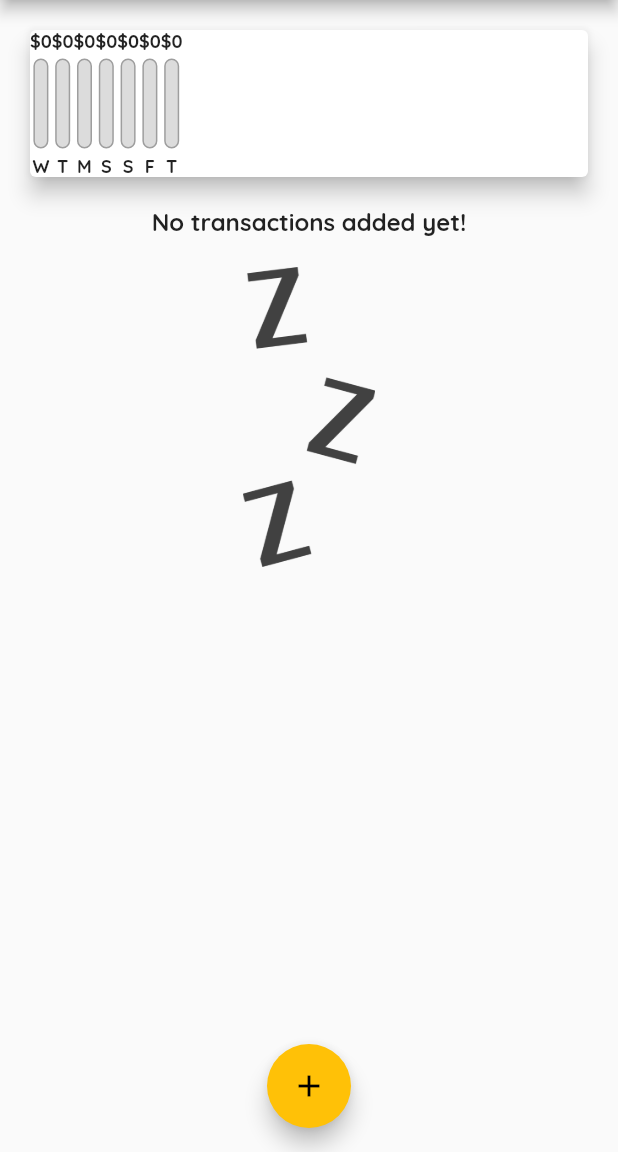
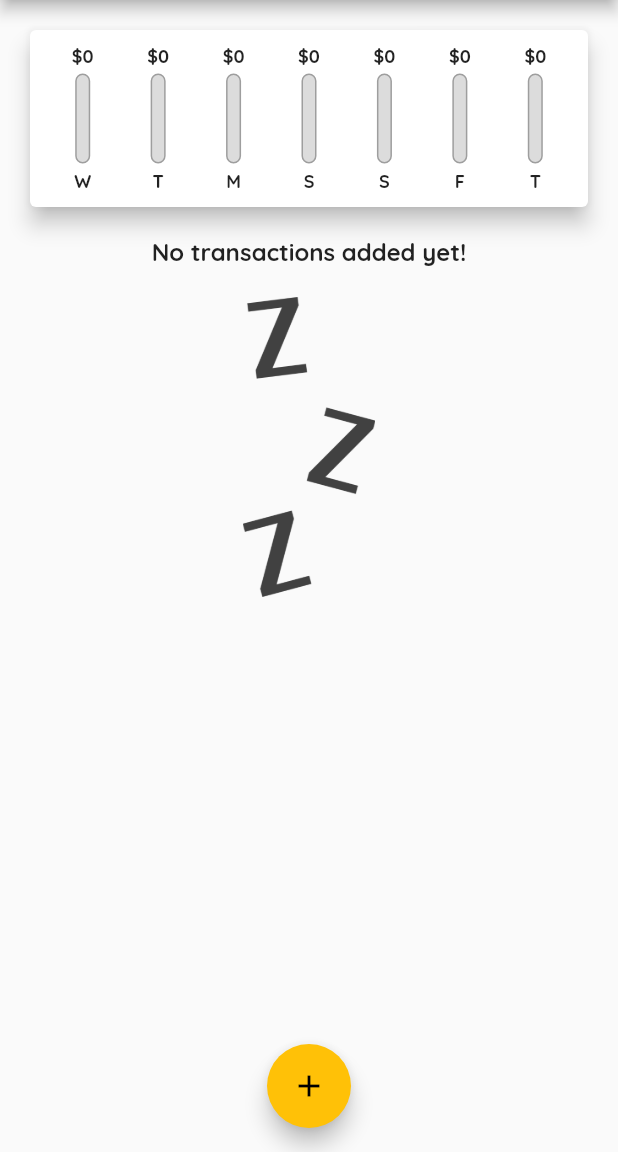
Before and after one commit to clshu/flutter_personal_expenses, a Flutter app: the screen it shows after launch, on a phone screen of 412 x 824 dp, the part 84-1236 px from its top. Run offline on Flutter 3.47's test engine with Material 2 defaults, Android fonts, the phone set to English and light mode, and no system bars.

Commit message:
Styling ChartBar more
1. Set Row.mainAxisAlignment: MainAxisAlignment.spaceAround to space out
bars.
2. Set Flexible.fit: FlexFit.tight to constrain the each ChartBar not to
grow horizontally when the text is to wide.
3. Wrap FittedBox around Text to shrink text.

```diff
--- a/lib/widgets/chart.dart
+++ b/lib/widgets/chart.dart
@@ -56,18 +56,25 @@ class Chart extends StatelessWidget {
     return Card(
       elevation: 6,
       margin: EdgeInsets.all(20),
+      child: Container(
+        padding: EdgeInsets.all(10),
         child: Row(
+          mainAxisAlignment: MainAxisAlignment.spaceAround,
           children: groupTransactionValues
               .map(
-              (e) => ChartBar(
+                (e) => Flexible(
+                  fit: FlexFit.tight,
+                  child: ChartBar(
                     e['day'] as String,
                     e['amount'] as double,
                     totalSpending == 0.0
                         ? 0.0
                         : (e['amount'] as double) / totalSpending,
                   ),
+                ),
               )
               .toList(),
+        ),
       ),
     );
   }
--- a/lib/widgets/chart_bar.dart
+++ b/lib/widgets/chart_bar.dart
@@ -12,7 +12,9 @@ class ChartBar extends StatelessWidget {
   Widget build(BuildContext context) {
     return Column(
       children: [
-        Text('\$${spendingAmount.toStringAsFixed(0)}'),
+        FittedBox(
+          child: Text('\$${spendingAmount.toStringAsFixed(0)}'),
+        ),
         SizedBox(
           height: 4,
         ),
--- a/lib/widgets/new_transaction.dart
+++ b/lib/widgets/new_transaction.dart
@@ -1,5 +1,4 @@
 import 'package:flutter/material.dart';
-import '../helpers/double_extension.dart';
 
 class NewTransaction extends StatefulWidget {
   final Function setData;
@@ -19,7 +18,7 @@ class _NewTransactionState extends State<NewTransaction> {
     final submittedTitle = titelController.text;
     final submittedAmount = amountController.text.isEmpty
         ? -1
-        : double.parse(amountController.text).roundedPrecision(2);
+        : num.parse(amountController.text).toDouble();
 
     if (submittedTitle.isEmpty || submittedAmount < 0) {
       return;
```
Lines whose indentation alone changed are shown as unchanged.
